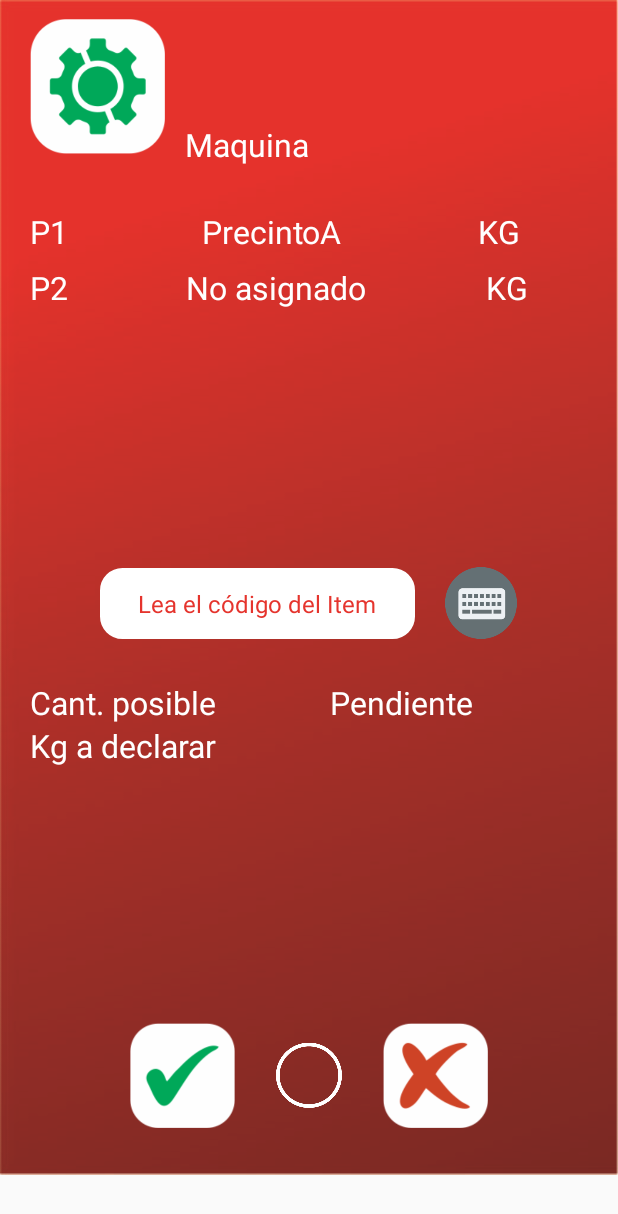
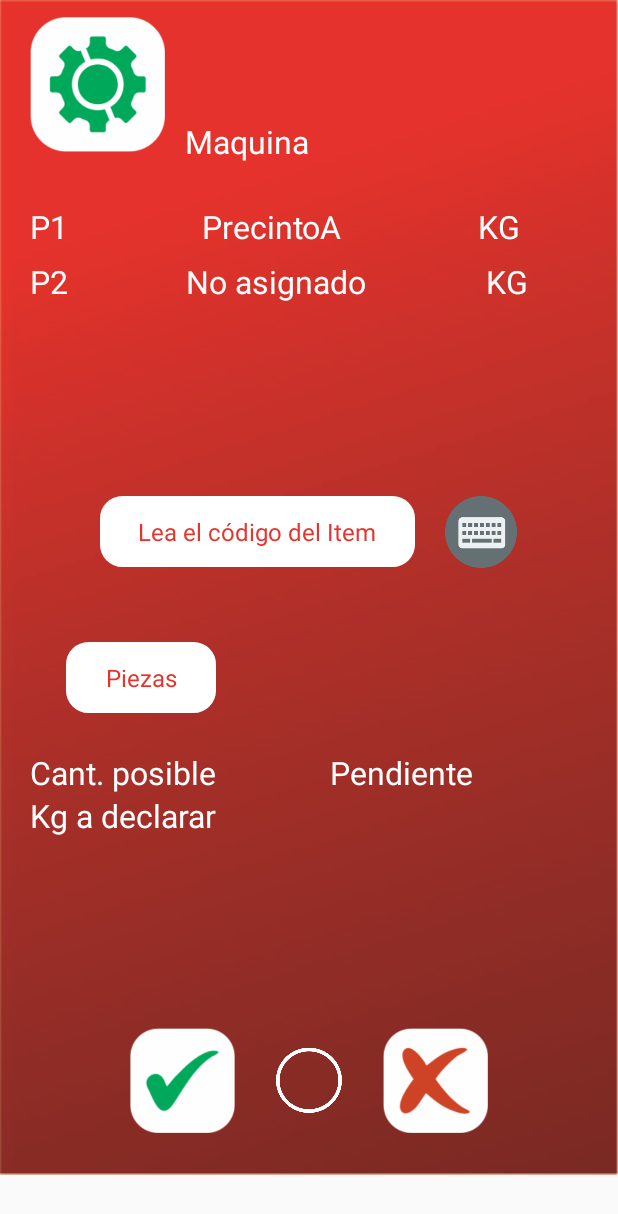
Before and after one commit to sdemanuel95/AAMOBILE, an Android app: the Estribadora2Activity screen opened directly, with no data from a screen before it, on a phone screen of 412 x 824 dp. Shown: the top 1214 px of the screen. Run offline under Robolectric (Android 15) with nearby library versions, the phone set to English and light mode, and no system bars; 4 statements that could not run were skipped.

Commit message:
Se soluciona bug de inventario.

```diff
--- a/app/src/main/java/com/tofitsolutions/armasdurasargentinas/Conexion.java
+++ b/app/src/main/java/com/tofitsolutions/armasdurasargentinas/Conexion.java
@@ -18,10 +18,10 @@ public class Conexion  {
         //Connection con = DriverManager.getConnection("jdbc:mysql://b4e9xxkxnpu2v96i.cbetxkdyhwsb.us-east-1.rds.amazonaws.com:3306/fq9e54tk8ag0jl2f", "rnahyl78396j7usi", "z4x6xvpkmu82ptrc");
 
         //PRODUCCION
-        //con = DriverManager.getConnection("jdbc:mysql://wvulqmhjj9tbtc1w.cbetxkdyhwsb.us-east-1.rds.amazonaws.com:3306/m04c2f80573m1icb","joifpn3i49i6l0ib", "vwxdfv7no1ascale");
+        con = DriverManager.getConnection("jdbc:mysql://wvulqmhjj9tbtc1w.cbetxkdyhwsb.us-east-1.rds.amazonaws.com:3306/m04c2f80573m1icb","joifpn3i49i6l0ib", "vwxdfv7no1ascale");
 
         //LOCAL
-        con = DriverManager.getConnection("jdbc:mysql://192.168.1.47:3306/armadurasargentinas","root","root");
+        //con = DriverManager.getConnection("jdbc:mysql://192.168.0.108:3306/armadurasargentinas","root","root");
 
         return con;
     }
--- a/app/src/main/java/com/tofitsolutions/armasdurasargentinas/util/Util.java
+++ b/app/src/main/java/com/tofitsolutions/armasdurasargentinas/util/Util.java
@@ -4,10 +4,10 @@ public class Util {
     //static String host;
     static String dbLocal;
     //LOCAL
-    static String host = "192.168.1.47:8080";
+    //static String host = "192.168.0.108:8080";
 
     //PRODUCCION
-    //static String host = "armadurasargentinas.herokuapp.com";
+    static String host = "armadurasargentinas.herokuapp.com";
 
 
     //static String dbLocal = "192.168.5.109:3306";
--- a/app/src/main/res/layout/activity_estribadora2.xml
+++ b/app/src/main/res/layout/activity_estribadora2.xml
@@ -219,7 +219,33 @@
                 android:layout_weight="1"
                 android:background="@drawable/keyboard" />
         </LinearLayout>
+        <LinearLayout
+            android:layout_width="wrap_content"
+            android:layout_height="wrap_content"
+            android:layout_gravity="center_vertical|center_horizontal"
+            android:layout_weight="0.5"
+            android:gravity="center_vertical|center_horizontal"
+            android:orientation="horizontal"
+            android:weightSum="4">
 
+            <EditText
+                android:id="@+id/et_cantidadADeclarar"
+                android:layout_width="100dp"
+                android:layout_height="47dp"
+                android:layout_gravity="center_vertical|center_horizontal"
+                android:layout_marginLeft="30px"
+                android:layout_marginRight="365px"
+                android:layout_weight="3"
+                android:background="@drawable/border_radius"
+                android:ems="10"
+                android:gravity="center_vertical|center_horizontal"
+                android:hint="Piezas"
+                android:inputType="numberSigned"
+                android:maxLength="11"
+                android:textColorHint="@color/colorPrimaryDark"
+                android:textSize="16sp" />
+
+        </LinearLayout>
         <LinearLayout
             android:layout_width="match_parent"
             android:layout_height="wrap_content"
```
Also changed, not shown: app/src/main/java/com/tofitsolutions/armasdurasargentinas/Estribadora2Activity.java (+87 -3 lines).
